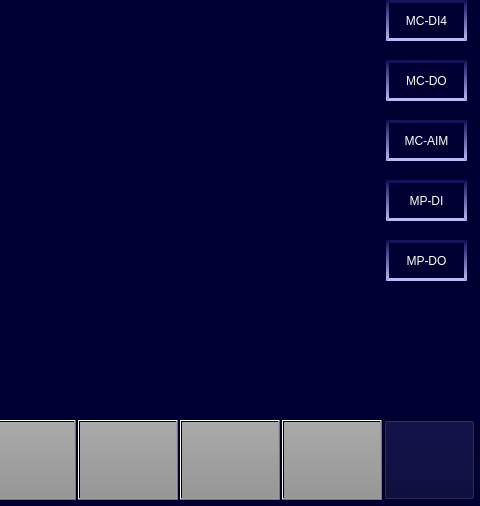
Above: maintainceriompage.ui from 994656234/HHL before the change; both pictures show x 544 to 1024 and y 200 to 706 of the 1024 by 706 pixel window. Below: the same form after it.
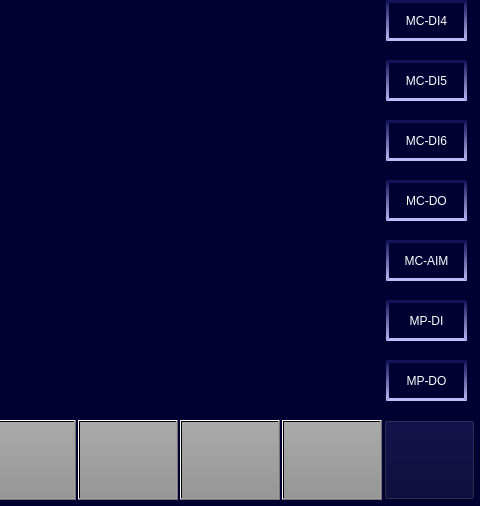
That is the form after the change. Icons and pictures are not drawn.

```diff
--- a/maintainceriompage.ui
+++ b/maintainceriompage.ui
@@ -327,7 +327,7 @@
    <property name="geometry">
     <rect>
      <x>930</x>
-     <y>260</y>
+     <y>380</y>
      <width>81</width>
      <height>41</height>
     </rect>
@@ -351,7 +351,7 @@
    <property name="geometry">
     <rect>
      <x>930</x>
-     <y>320</y>
+     <y>440</y>
      <width>81</width>
      <height>41</height>
     </rect>
@@ -375,7 +375,7 @@
    <property name="geometry">
     <rect>
      <x>930</x>
-     <y>380</y>
+     <y>500</y>
      <width>81</width>
      <height>41</height>
     </rect>
@@ -399,7 +399,7 @@
    <property name="geometry">
     <rect>
      <x>930</x>
-     <y>440</y>
+     <y>560</y>
      <width>81</width>
      <height>41</height>
     </rect>
@@ -419,6 +419,54 @@
     <string>MP-DO</string>
    </property>
   </widget>
+  <widget class="QPushButton" name="TC_DI5">
+   <property name="geometry">
+    <rect>
+     <x>930</x>
+     <y>260</y>
+     <width>81</width>
+     <height>41</height>
+    </rect>
+   </property>
+   <property name="whatsThis">
+    <string>8</string>
+   </property>
+   <property name="styleSheet">
+    <string notr="true">border-top:3px solid rgb(19,20,87);
+color: rgb(255, 255, 255);
+border-bottom:3px solid rgb(187,188,247);
+border-left:3px solid qlineargradient(x1:0, y1:0, x2:0, y2:1,stop:0 rgb(19,20,87), stop:1 rgb(187,188,247));
+border-right:3px solid qlineargradient(x1:0, y1:0, x2:0, y2:1,stop:0 rgb(19,20,87), stop:1 rgb(187,188,247));
+font:16px &quot;微软雅黑&quot;;</string>
+   </property>
+   <property name="text">
+    <string>MC-DI5</string>
+   </property>
+  </widget>
+  <widget class="QPushButton" name="TC_DI6">
+   <property name="geometry">
+    <rect>
+     <x>930</x>
+     <y>320</y>
+     <width>81</width>
+     <height>41</height>
+    </rect>
+   </property>
+   <property name="whatsThis">
+    <string>8</string>
+   </property>
+   <property name="styleSheet">
+    <string notr="true">border-top:3px solid rgb(19,20,87);
+color: rgb(255, 255, 255);
+border-bottom:3px solid rgb(187,188,247);
+border-left:3px solid qlineargradient(x1:0, y1:0, x2:0, y2:1,stop:0 rgb(19,20,87), stop:1 rgb(187,188,247));
+border-right:3px solid qlineargradient(x1:0, y1:0, x2:0, y2:1,stop:0 rgb(19,20,87), stop:1 rgb(187,188,247));
+font:16px &quot;微软雅黑&quot;;</string>
+   </property>
+   <property name="text">
+    <string>MC-DI6</string>
+   </property>
+  </widget>
  </widget>
  <resources/>
  <connections/>
```
Left out of the diff: 2 changed lines with no effect on the pictures.
